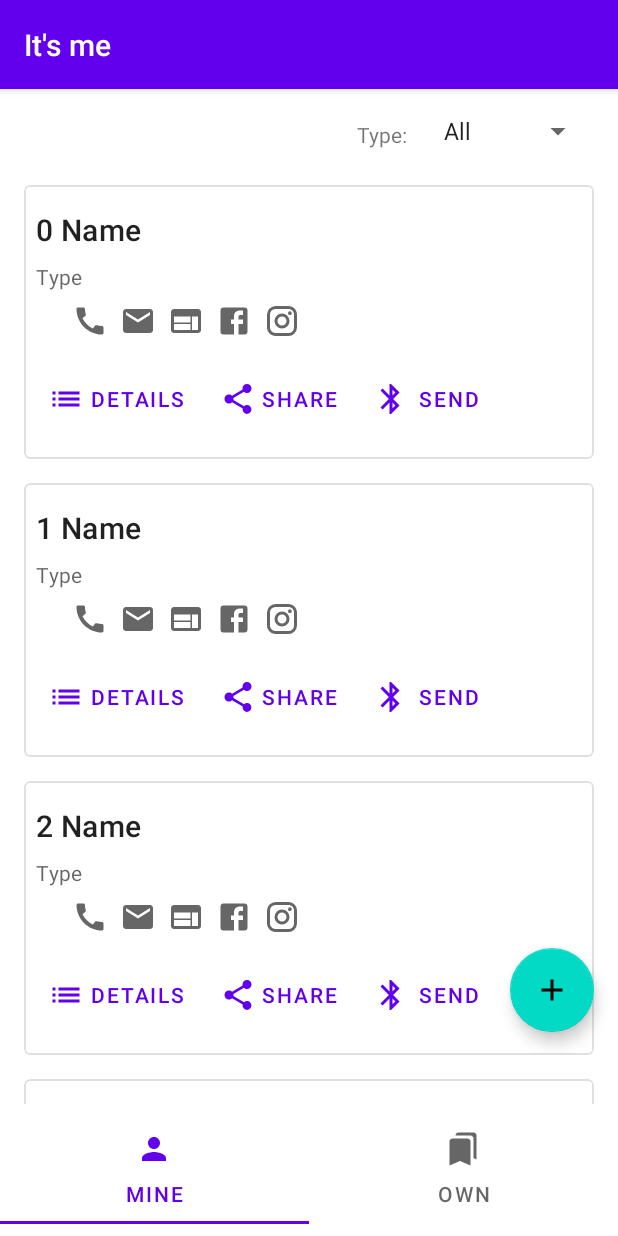
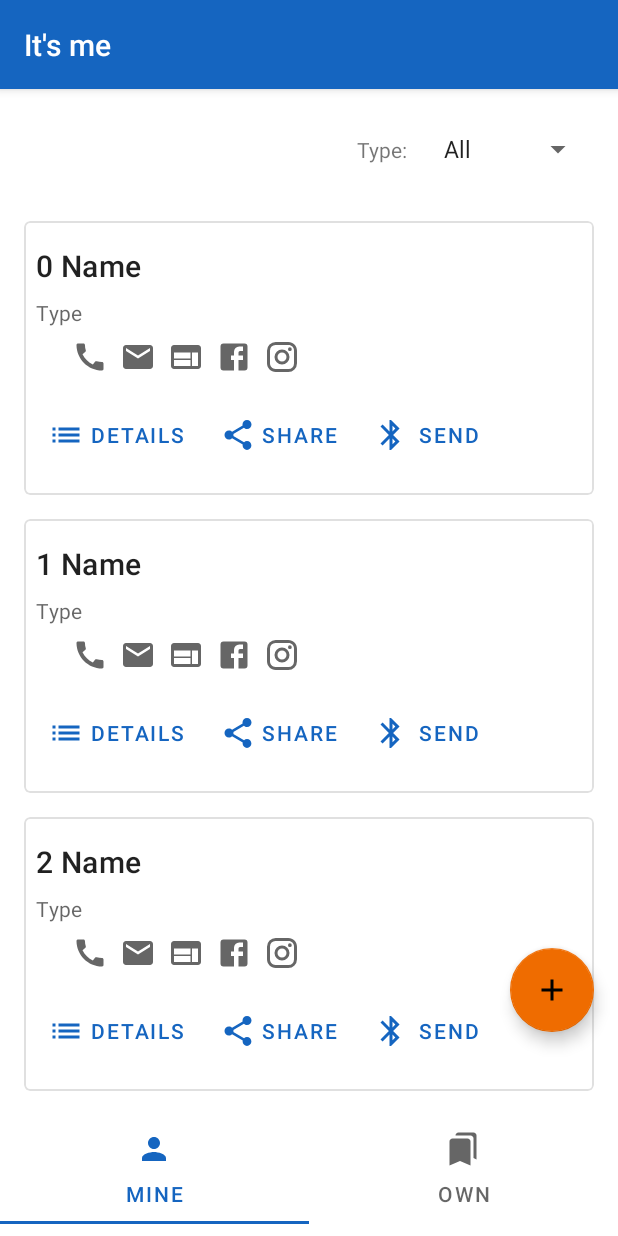
Before and after one commit to AndreaBrighi/ItsMe, an Android app: the screen it shows after launch (MainActivity), on a phone screen of 412 x 824 dp. Run offline under Robolectric (Android 15) with nearby library versions, the phone set to English and light mode, and no system bars.

Commit message:
Change theme colors

```diff
--- a/app/src/main/java/com/example/itsme/HomeFragment.kt
+++ b/app/src/main/java/com/example/itsme/ui/HomeFragment.kt
@@ -1,4 +1,4 @@
-package com.example.itsme
+package com.example.itsme.ui
 
 import android.os.Bundle
 import android.view.LayoutInflater
@@ -6,6 +6,7 @@ import android.view.View
 import android.view.ViewGroup
 import androidx.fragment.app.Fragment
 import androidx.viewpager2.widget.ViewPager2
+import com.example.itsme.XMLManager
 import com.example.itsme.databinding.FragmentHomeBinding
 import com.example.itsme.ui.main.SectionsPagerAdapter
 import com.google.android.material.tabs.TabLayout
--- a/app/src/main/res/layout/activity_main.xml
+++ b/app/src/main/res/layout/activity_main.xml
@@ -28,7 +28,7 @@
 
     <androidx.fragment.app.FragmentContainerView
         android:id="@+id/fragment_container_view"
-        android:name="com.example.itsme.HomeFragment"
+        android:name="com.example.itsme.ui.HomeFragment"
         android:layout_width="0dp"
         android:layout_height="0dp"
         app:layout_constraintBottom_toBottomOf="parent"
--- a/app/src/main/res/layout/fragment_home.xml
+++ b/app/src/main/res/layout/fragment_home.xml
@@ -4,7 +4,7 @@
     xmlns:tools="http://schemas.android.com/tools"
     android:layout_width="match_parent"
     android:layout_height="match_parent"
-    tools:context=".HomeFragment">
+    tools:context=".ui.HomeFragment">
 
     <androidx.constraintlayout.widget.ConstraintLayout
         android:layout_width="match_parent"
--- a/app/src/main/res/layout/fragment_main.xml
+++ b/app/src/main/res/layout/fragment_main.xml
@@ -15,12 +15,13 @@
         android:labelFor="@+id/spinner_filter"
         android:text="@string/type"
         app:layout_constraintBottom_toBottomOf="@+id/spinner_filter"
-        app:layout_constraintEnd_toStartOf="@+id/spinner_filter" />
+        app:layout_constraintEnd_toStartOf="@+id/spinner_filter"
+        app:layout_constraintTop_toTopOf="@+id/spinner_filter" />
 
     <androidx.appcompat.widget.AppCompatSpinner
         android:id="@+id/spinner_filter"
         android:layout_width="0dp"
-        android:layout_height="wrap_content"
+        android:layout_height="48dp"
         android:layout_marginTop="16dp"
         android:layout_marginEnd="16dp"
         app:layout_constraintEnd_toEndOf="parent"
--- a/app/src/main/res/values-night/themes.xml
+++ b/app/src/main/res/values-night/themes.xml
@@ -2,15 +2,19 @@
     <!-- Base application theme. -->
     <style name="Theme.ItsMe" parent="Theme.MaterialComponents.DayNight.DarkActionBar">
         <!-- Primary brand color. -->
-        <item name="colorPrimary">@color/purple_200</item>
-        <item name="colorPrimaryVariant">@color/purple_700</item>
+        <item name="colorPrimary">@color/primaryColorDark</item>
+        <item name="colorPrimaryVariant">@color/primaryColorVariantDark</item>
         <item name="colorOnPrimary">@color/black</item>
         <!-- Secondary brand color. -->
-        <item name="colorSecondary">@color/teal_200</item>
-        <item name="colorSecondaryVariant">@color/teal_200</item>
+        <item name="colorSecondary">@color/secondaryColorDark</item>
+        <item name="colorSecondaryVariant">@color/secondaryColorVariantDark</item>
         <item name="colorOnSecondary">@color/black</item>
         <!-- Status bar color. -->
         <item name="android:statusBarColor" tools:targetApi="l">?attr/colorPrimaryVariant</item>
         <!-- Customize your theme here. -->
     </style>
+
+    <style name="Theme.ItsMe.AppBarOverlay" parent="ThemeOverlay.AppCompat.Dark.ActionBar" >
+        <item name="colorSurface">@color/primaryColorDark</item>
+    </style>
 </resources>
--- a/app/src/main/res/values/colors.xml
+++ b/app/src/main/res/values/colors.xml
@@ -1,10 +1,16 @@
 <?xml version="1.0" encoding="utf-8"?>
 <resources>
-    <color name="purple_200">#FFBB86FC</color>
-    <color name="purple_500">#FF6200EE</color>
-    <color name="purple_700">#FF3700B3</color>
-    <color name="teal_200">#FF03DAC5</color>
-    <color name="teal_700">#FF018786</color>
+    <color name="primaryColorLight">#1565c0</color>
+    <color name="primaryColorVariantLight">#2196f3</color>
+    <color name="secondaryColorLight">#ef6c00</color>
+    <color name="secondaryColorVariantLight">#ff9d3f</color>
+    <color name="primaryTextColor">#ffffff</color>
+    <color name="secondaryTextColor">#000000</color>
+    <color name="primaryColorDark">#03a9f4</color>
+    <color name="primaryColorVariantDark">#007ac1</color>
+    <color name="secondaryColorDark">#ff9800</color>
+    <color name="secondaryColorVariantDark">#ffc947</color>
+    <color name="secondaryDarkColor">#c66900</color>
     <color name="black">#FF000000</color>
     <color name="white">#FFFFFFFF</color>
 </resources>
--- a/app/src/main/res/values/themes.xml
+++ b/app/src/main/res/values/themes.xml
@@ -2,12 +2,12 @@
     <!-- Base application theme. -->
     <style name="Theme.ItsMe" parent="Theme.MaterialComponents.DayNight.DarkActionBar">
         <!-- Primary brand color. -->
-        <item name="colorPrimary">@color/purple_500</item>
-        <item name="colorPrimaryVariant">@color/purple_700</item>
+        <item name="colorPrimary">@color/primaryColorLight</item>
+        <item name="colorPrimaryVariant">@color/primaryColorVariantLight</item>
         <item name="colorOnPrimary">@color/white</item>
         <!-- Secondary brand color. -->
-        <item name="colorSecondary">@color/teal_200</item>
-        <item name="colorSecondaryVariant">@color/teal_700</item>
+        <item name="colorSecondary">@color/secondaryColorLight</item>
+        <item name="colorSecondaryVariant">@color/secondaryColorVariantLight</item>
         <item name="colorOnSecondary">@color/black</item>
         <!-- Status bar color. -->
         <item name="android:statusBarColor" tools:targetApi="l">?attr/colorPrimaryVariant</item>
```
